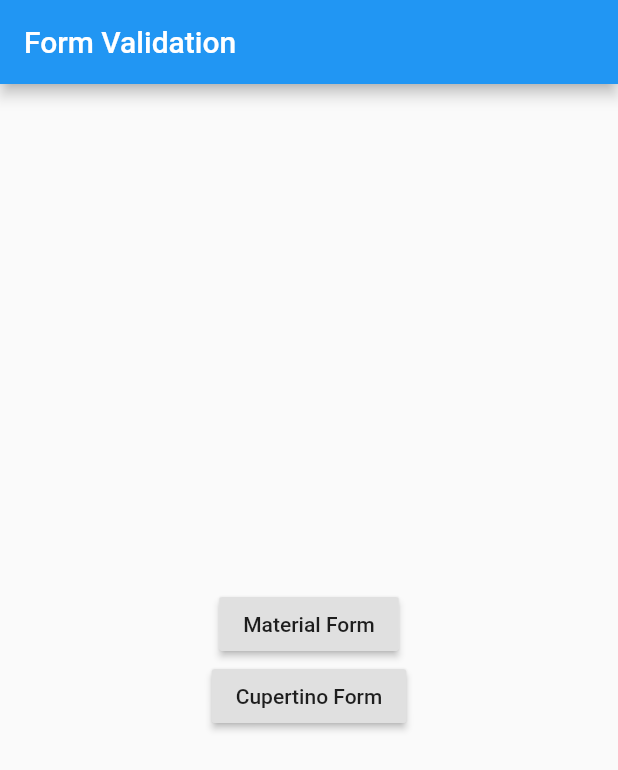
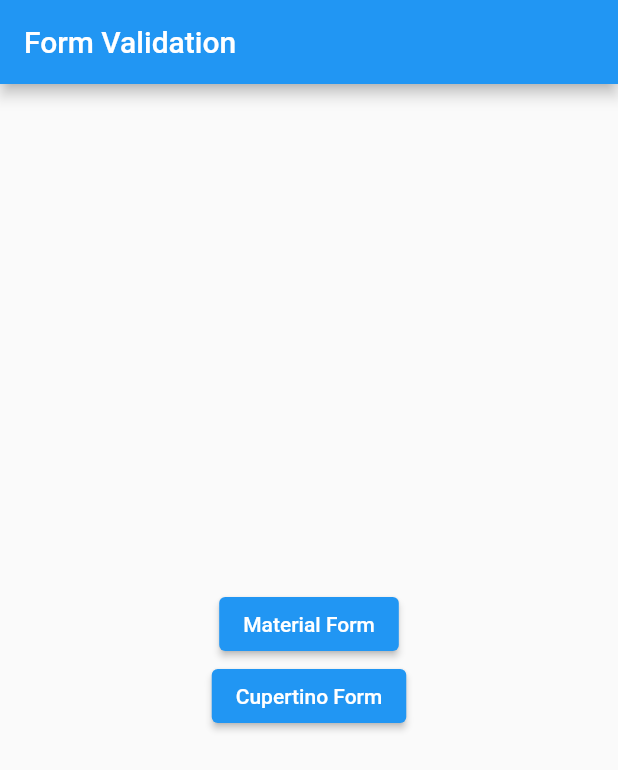
Before and after one commit to flrx/validator, a Flutter app: the screen it shows after launch, on a phone screen of 412 x 824 dp. Shown: the top 770 px of the screen. Run offline on Flutter 3.47's test engine with Material 2 defaults, Android fonts, the phone set to English and light mode, and no system bars; missing offline and left inert: multiselect_formfield.

```diff
--- a/analysis_options.yaml
+++ b/analysis_options.yaml
@@ -1,4 +1,4 @@
-include: package:pedantic/analysis_options.yaml
+include: package:lints/recommended.yaml
 
 linter:
   rules:
--- /dev/null
+++ b/example/analysis_options.yaml
@@ -0,0 +1 @@
+include: package:flutter_lints/flutter.yaml
--- a/example/lib/main.dart
+++ b/example/lib/main.dart
@@ -2,42 +2,46 @@ import 'package:flutter/material.dart';
 import 'material_form.dart';
 import 'cupertino_form.dart';
 
-void main() => runApp(MyApp());
+void main() => runApp(const MyApp());
 
 const String _title = 'Form Validation';
 
 /// This Widget is the main application widget.
 class MyApp extends StatelessWidget {
+  const MyApp({Key? key}) : super(key: key);
+
   @override
   Widget build(BuildContext context) {
     return MaterialApp(
       title: _title,
-      home: SelectTypeOfForm(),
+      home: const SelectTypeOfForm(),
       routes: <String, Widget Function(BuildContext)>{
-        '/material-form': (BuildContext context) => MaterialForm(),
-        '/cupertino-form': (BuildContext context) => CupertinoForm()
+        '/material-form': (BuildContext context) => const MaterialForm(),
+        '/cupertino-form': (BuildContext context) => const CupertinoForm()
       },
     );
   }
 }
 
 class SelectTypeOfForm extends StatelessWidget {
+  const SelectTypeOfForm({Key? key}) : super(key: key);
+
   @override
   Widget build(BuildContext context) {
     return Scaffold(
-      appBar: AppBar(title: Text(_title)),
+      appBar: AppBar(title: const Text(_title)),
       body: Center(
         child: Column(
           mainAxisSize: MainAxisSize.min,
           children: <Widget>[
-            RaisedButton(
-              child: Text("Material Form"),
+            ElevatedButton(
+              child: const Text("Material Form"),
               onPressed: () {
                 Navigator.of(context).pushNamed('/material-form');
               },
             ),
-            RaisedButton(
-              child: Text("Cupertino Form"),
+            ElevatedButton(
+              child: const Text("Cupertino Form"),
               onPressed: () {
                 Navigator.of(context).pushNamed('/cupertino-form');
               },
--- a/example/pubspec.yaml
+++ b/example/pubspec.yaml
@@ -26,6 +26,7 @@ dependencies:
 
 
 dev_dependencies:
+  flutter_lints: ^1.0.4
   flutter_test:
     sdk: flutter
 
--- a/lib/src/rules/number_rule.dart
+++ b/lib/src/rules/number_rule.dart
@@ -8,7 +8,7 @@ class NumberRule<T> extends Rule<T> {
   @override
   String? onValidate(String entityName, T? value) {
     num? numValue;
-    if (!(value is num)) {
+    if (value is! num) {
       numValue = double.tryParse(value.toString());
     }
     if (numValue == null) {
--- a/lib/src/rules/rule.dart
+++ b/lib/src/rules/rule.dart
@@ -30,8 +30,6 @@ abstract class Rule<T> {
   /// transformed validated message back to the user.
   ///
   /// Override it on the child class when necessary.
-  @visibleForOverriding
-  @visibleForTesting
   String? validate(String entityName, T? value) {
     var validationMessageFromRule = onValidate(entityName, value);
     if (validationMessageFromRule == null) {
--- a/pubspec.yaml
+++ b/pubspec.yaml
@@ -1,7 +1,7 @@
 name: flrx_validator
 description: >
   A powerful, extensible validator package to get validation messages based on a list of rules.
-version: 0.6.0-nullsafety
+version: 0.6.0
 homepage: https://flrx.github.io/validator/
 repository: https://github.com/flrx/validator
 issue_tracker: https://github.com/flrx/validator/issues
@@ -14,5 +14,5 @@ dependencies:
   meta: ^1.3.0
 
 dev_dependencies:
-  pedantic: ^1.11.0
+  lints: ^1.0.1
   test: ^1.16.8
```
Also changed, not shown: example/lib/cupertino_form.dart (+10 -8 lines), example/lib/material_form.dart (+15 -15 lines), example/pubspec.lock (deleted), 8 other files.
